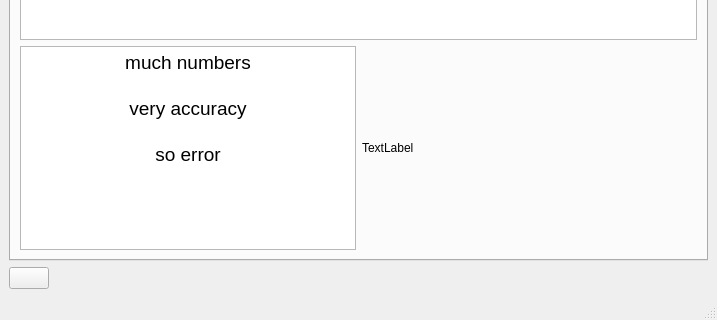
Old version of the form ui_main_window.ui in the repository k-alkiek/numerical-methods; both pictures show x 0 to 717 and y 269 to 589 of the 717 by 589 pixel window.
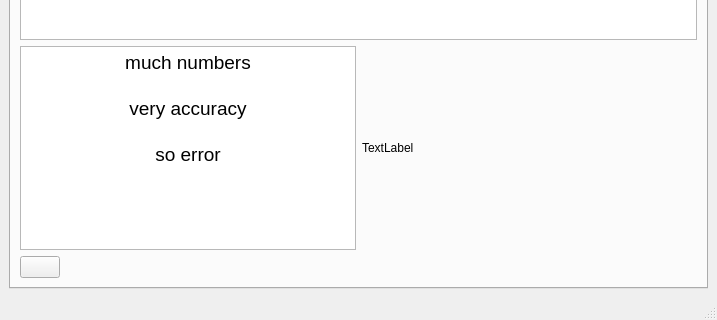
New version of the form.

What changed in the file:
```diff
--- a/ui_main_window.ui
+++ b/ui_main_window.ui
@@ -121,6 +121,19 @@
           </item>
          </layout>
         </item>
+        <item>
+         <widget class="QPushButton" name="memeBtn">
+          <property name="sizePolicy">
+           <sizepolicy hsizetype="Fixed" vsizetype="Minimum">
+            <horstretch>0</horstretch>
+            <verstretch>0</verstretch>
+           </sizepolicy>
+          </property>
+          <property name="text">
+           <string/>
+          </property>
+         </widget>
+        </item>
        </layout>
       </widget>
       <widget class="QWidget" name="tab_1">
@@ -828,19 +841,6 @@
       </widget>
      </widget>
     </item>
-    <item>
-     <widget class="QPushButton" name="memeBtn">
-      <property name="sizePolicy">
-       <sizepolicy hsizetype="Fixed" vsizetype="Minimum">
-        <horstretch>0</horstretch>
-        <verstretch>0</verstretch>
-       </sizepolicy>
-      </property>
-      <property name="text">
-       <string/>
-      </property>
-     </widget>
-    </item>
    </layout>
    <zorder>tab_4</zorder>
    <zorder>label_26</zorder>
```
Left out of the diff: 1 changed line with no effect on the pictures.
